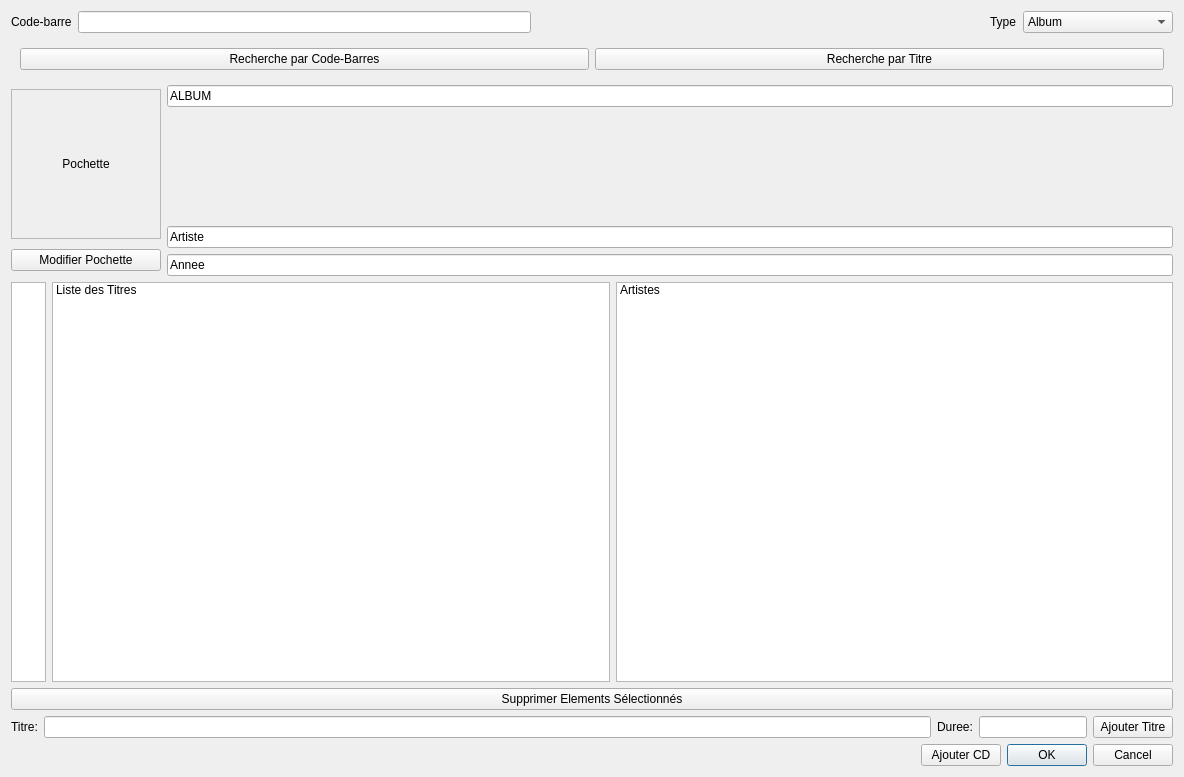
The window that projet-musique/core/dialogueajouterphysique.ui (toopoormaghell/projet-musique) describes before a commit, drawn with Qt 5.
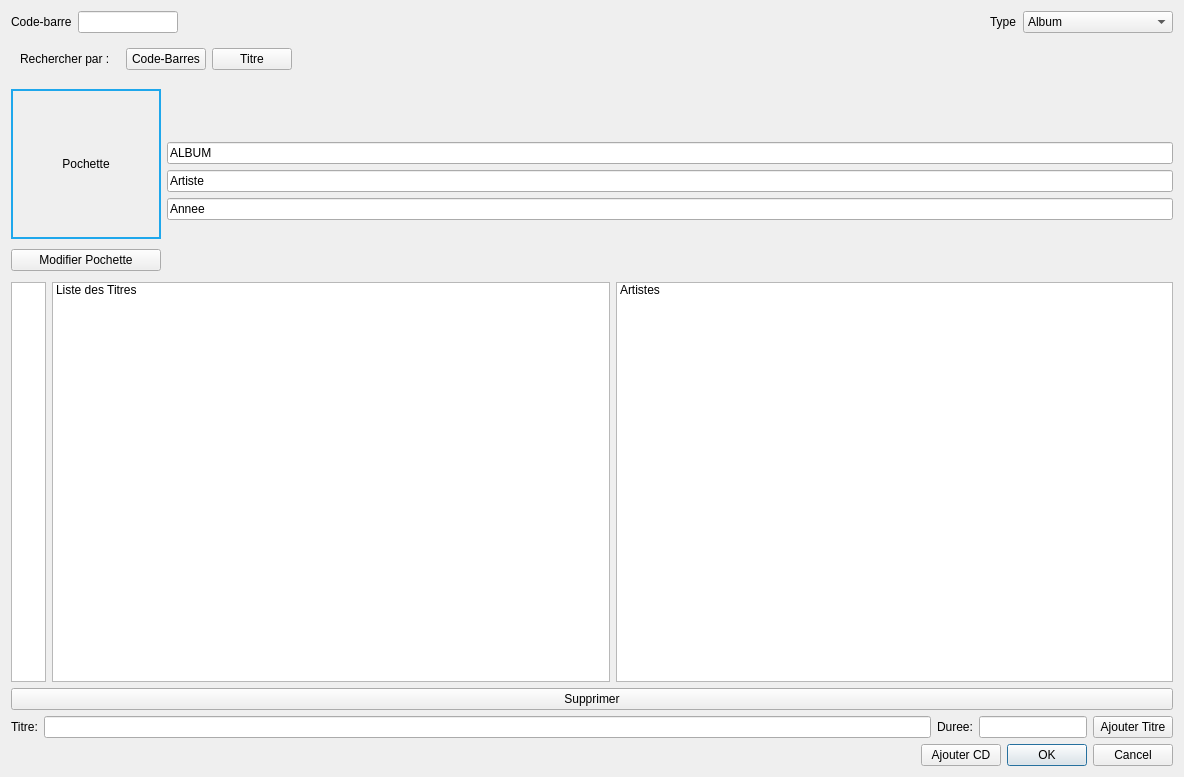
The same window after the commit.

Patch:
```diff
--- a/projet-musique/core/dialogueajouterphysique.ui
+++ b/projet-musique/core/dialogueajouterphysique.ui
@@ -24,7 +24,20 @@
       </widget>
      </item>
      <item>
-      <widget class="QLineEdit" name="m_codeBarre"/>
+      <widget class="QLineEdit" name="m_codeBarre">
+       <property name="minimumSize">
+        <size>
+         <width>100</width>
+         <height>0</height>
+        </size>
+       </property>
+       <property name="maximumSize">
+        <size>
+         <width>100</width>
+         <height>16777215</height>
+        </size>
+       </property>
+      </widget>
      </item>
      <item>
       <spacer name="horizontalSpacer">
@@ -76,20 +89,52 @@
    <item>
     <widget class="QFrame" name="frame">
      <layout class="QHBoxLayout" name="horizontalLayout_4">
+      <item>
+       <widget class="QLabel" name="label_3">
+        <property name="minimumSize">
+         <size>
+          <width>100</width>
+          <height>0</height>
+         </size>
+        </property>
+        <property name="maximumSize">
+         <size>
+          <width>100</width>
+          <height>16777215</height>
+         </size>
+        </property>
+        <property name="text">
+         <string>Rechercher par : </string>
+        </property>
+       </widget>
+      </item>
       <item>
        <widget class="QPushButton" name="Codebarres">
         <property name="text">
-         <string>Recherche par Code-Barres</string>
+         <string>Code-Barres</string>
         </property>
        </widget>
       </item>
       <item>
        <widget class="QPushButton" name="RechercheTitre">
         <property name="text">
-         <string>Recherche par Titre</string>
+         <string>Titre</string>
         </property>
        </widget>
       </item>
+      <item>
+       <spacer name="horizontalSpacer_2">
+        <property name="orientation">
+         <enum>Qt::Horizontal</enum>
+        </property>
+        <property name="sizeHint" stdset="0">
+         <size>
+          <width>40</width>
+          <height>20</height>
+         </size>
+        </property>
+       </spacer>
+      </item>
      </layout>
     </widget>
    </item>
@@ -113,6 +158,9 @@
              <height>150</height>
             </size>
            </property>
+           <property name="styleSheet">
+            <string notr="true">border: 2px solid #1EA7EC;</string>
+           </property>
            <property name="frameShape">
             <enum>QFrame::StyledPanel</enum>
            </property>
@@ -135,6 +183,19 @@
        </item>
        <item>
         <layout class="QVBoxLayout" name="AlbumArtiste">
+         <item>
+          <spacer name="verticalSpacer">
+           <property name="orientation">
+            <enum>Qt::Vertical</enum>
+           </property>
+           <property name="sizeHint" stdset="0">
+            <size>
+             <width>20</width>
+             <height>40</height>
+            </size>
+           </property>
+          </spacer>
+         </item>
          <item>
           <widget class="QLineEdit" name="Album">
            <property name="text">
@@ -142,19 +203,6 @@
            </property>
           </widget>
          </item>
-         <item>
-          <spacer name="verticalSpacer_2">
-           <property name="orientation">
-            <enum>Qt::Vertical</enum>
-           </property>
-           <property name="sizeHint" stdset="0">
-            <size>
-             <width>20</width>
-             <height>40</height>
-            </size>
-           </property>
-          </spacer>
-         </item>
          <item>
           <widget class="QLineEdit" name="Artiste">
            <property name="text">
@@ -169,6 +217,19 @@
            </property>
           </widget>
          </item>
+         <item>
+          <spacer name="verticalSpacer_2">
+           <property name="orientation">
+            <enum>Qt::Vertical</enum>
+           </property>
+           <property name="sizeHint" stdset="0">
+            <size>
+             <width>20</width>
+             <height>40</height>
+            </size>
+           </property>
+          </spacer>
+         </item>
         </layout>
        </item>
       </layout>
@@ -244,7 +305,7 @@
      <item>
       <widget class="QPushButton" name="Supprimer">
        <property name="text">
-        <string>Supprimer Elements Sélectionnés</string>
+        <string>Supprimer</string>
        </property>
        <property name="shortcut">
         <string>Del</string>
```
